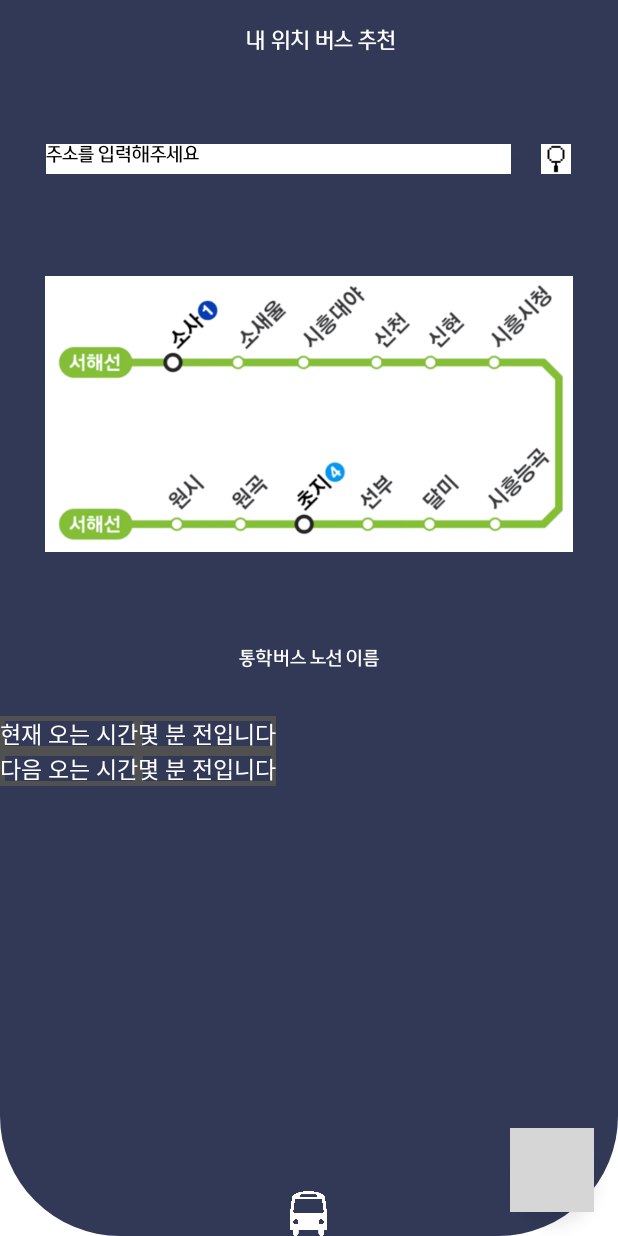
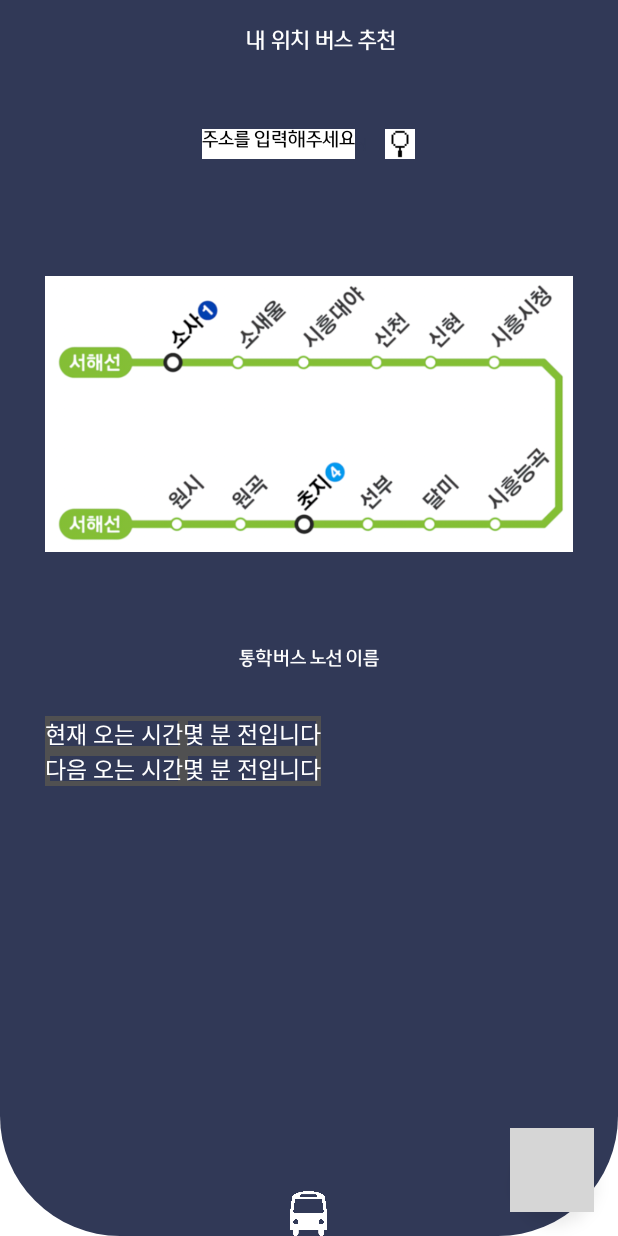
Before and after one commit to yeongmin7870/yeonsungBus, an Android app: the screen it shows after launch (MainActivity), on a phone screen of 412 x 824 dp. Run offline under Robolectric (Android 15) with nearby library versions, the phone set to English and light mode, and no system bars; grey boxes are pictures that could not be loaded.

Commit message:
main 세세한 수정

```diff
--- a/app/src/main/res/layout/activity_main.xml
+++ b/app/src/main/res/layout/activity_main.xml
@@ -41,10 +41,11 @@
                         android:layout_height="wrap_content"
                         android:layout_marginTop="40dp"
                         android:gravity="center"
+                        android:layout_margin="30dp"
                         android:orientation="horizontal">
 
                         <TextView
-                            android:layout_width="310dp"
+                            android:layout_width="wrap_content"
                             android:layout_height="20dp"
                             android:background="@color/white"
                             android:fontFamily="@font/welcomeotfregular"
@@ -89,6 +90,7 @@
                         android:layout_width="match_parent"
                         android:layout_height="match_parent"
                         android:layout_below="@+id/linename"
+                        android:layout_margin="30dp"
                         android:layout_marginTop="30dp">
 
                         <TableRow>
```
